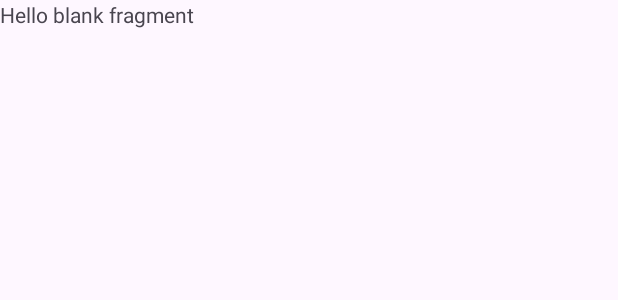
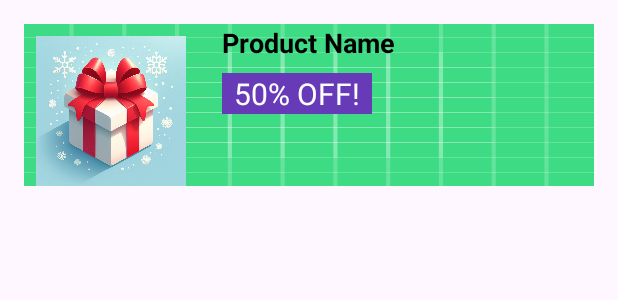
Before and after one commit to anishkumar0084/Ecommerceapp, an Android app: the layout fragment_notify.xml on its own in the app's theme, with its tools: preview values and no code run, on a phone screen of 412 x 824 dp. Shown: the top 300 px of the screen. Run offline under Robolectric (Android 15) with nearby library versions, the phone set to English and light mode, and no system bars.

Commit message:
All done

```diff
--- a/app/build.gradle.kts
+++ b/app/build.gradle.kts
@@ -45,12 +45,16 @@ dependencies {
     implementation("com.google.firebase:firebase-database:20.3.1")
     implementation("androidx.activity:activity:1.8.0")
     testImplementation("junit:junit:4.13.2")
+    implementation ("com.squareup.okhttp3:okhttp:4.9.0")
+
     androidTestImplementation("androidx.test.ext:junit:1.1.5")
     implementation ("com.squareup.picasso:picasso:2.71828")
     implementation ("com.github.smarteist:autoimageslider:1.3.9")
     implementation ("com.github.bumptech.glide:glide:4.16.0")
     implementation ("com.razorpay:checkout:1.6.33")
     implementation ("com.github.denzcoskun:ImageSlideshow:0.1.2")
+    implementation ("com.google.firebase:firebase-messaging:23.4.1")
+
 
 
 
--- a/app/src/main/res/layout/fragment_notify.xml
+++ b/app/src/main/res/layout/fragment_notify.xml
@@ -1,14 +1,68 @@
 <?xml version="1.0" encoding="utf-8"?>
-<FrameLayout xmlns:android="http://schemas.android.com/apk/res/android"
+
+
+<RelativeLayout xmlns:android="http://schemas.android.com/apk/res/android"
+    android:layout_width="match_parent"
+    android:layout_height="wrap_content"
     xmlns:tools="http://schemas.android.com/tools"
-    android:layout_width="match_parent"
-    android:layout_height="match_parent"
+    android:padding="16dp"
     tools:context=".Fragment.Notify">
+        >
 
-    <!-- TODO: Update blank fragment layout -->
-    <TextView
-        android:layout_width="match_parent"
-        android:layout_height="match_parent"
-        android:text="@string/hello_blank_fragment" />
+        <!-- Background shape for notification -->
+        <ImageView
+            android:layout_width="match_parent"
+            android:layout_height="wrap_content"
+            android:background="@drawable/ic_launcher_background"
+            android:scaleType="fitXY" />
 
-</FrameLayout>
+        <!-- Product image -->
+        <ImageView
+            android:id="@+id/image_product"
+            android:layout_width="100dp"
+            android:layout_height="100dp"
+            android:src="@drawable/coupons_image"
+            android:layout_margin="8dp" />
+
+        <!-- Product details -->
+        <LinearLayout
+            android:layout_width="match_parent"
+            android:layout_height="wrap_content"
+            android:layout_toEndOf="@id/image_product"
+            android:layout_marginStart="16dp"
+            android:orientation="vertical">
+
+            <!-- Product name -->
+            <TextView
+                android:id="@+id/text_product_name"
+                android:layout_width="match_parent"
+                android:layout_height="wrap_content"
+                android:text="Product Name"
+                android:textSize="18sp"
+                android:textColor="@android:color/black"
+                android:textStyle="bold" />
+
+            <!-- Product description -->
+<!--            <TextView-->
+<!--                android:id="@+id/text_product_description"-->
+<!--                android:layout_width="match_parent"-->
+<!--                android:layout_height="wrap_content"-->
+<!--                android:text="Product Description"-->
+<!--                android:textSize="16sp"-->
+<!--                android:textColor="@android:color/black" />-->
+
+            <!-- Discount offer -->
+            <TextView
+                android:id="@+id/text_discount"
+                android:layout_width="wrap_content"
+                android:layout_height="wrap_content"
+                android:text="50% OFF!"
+                android:textSize="20sp"
+                android:textColor="@android:color/white"
+                android:background="#673AB7"
+                android:paddingStart="8dp"
+                android:paddingEnd="8dp"
+                android:layout_marginTop="8dp" />
+        </LinearLayout>
+
+    </RelativeLayout>
--- a/app/src/main/res/layout/orderhistory.xml
+++ b/app/src/main/res/layout/orderhistory.xml
@@ -38,6 +38,8 @@
                     android:layout_width="match_parent"
                     android:layout_height="wrap_content"
                     android:orientation="vertical"
+                    android:background="@color/white"
+
                     android:padding="1dp">
 
                     <TextView
--- a/app/src/main/res/values/themes.xml
+++ b/app/src/main/res/values/themes.xml
@@ -12,4 +12,9 @@
         <item name="colorControlNormal">#0DDC16</item> <!-- Yellow color -->
         <!-- You can also customize other attributes as needed -->
     </style>
+    <style name="CustomSearchViewStyle" parent="Widget.AppCompat.SearchView">
+        <!-- Customize the text color -->
+        <item name="android:textColor">#FF0000</item> <!-- Change to the color you desire -->
+    </style>
+
 </resources>
```
Also changed, not shown: app/src/main/AndroidManifest.xml (+9 -0 lines), app/src/main/java/com/ecommericeapp/Data/MyFirebaseMessagingService.java (added, +52 -0 lines), app/src/main/java/com/ecommericeapp/Fragment/Home.java (+24 -7 lines), app/src/main/java/com/ecommericeapp/Fragment/Notify.java (+65 -1 lines), app/src/main/res/layout/fragment_home.xml (+7 -2 lines).
